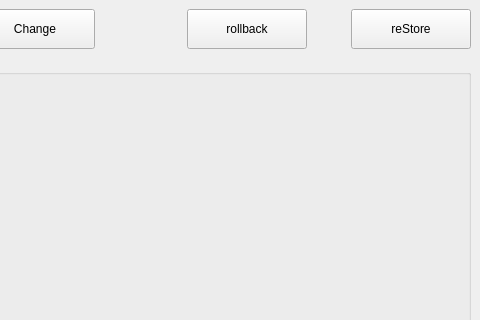
Old version of the form FileVersionManager/ui/mainwindow.ui in the repository ysc-233/FileVersionManager; both pictures show x 663 to 1143 and y 0 to 320 of the 1143 by 651 pixel window.
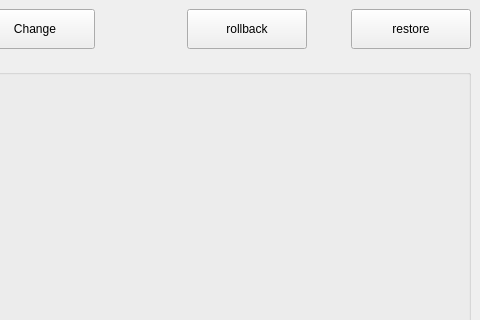
New version of the form.

Diff of the .ui file:
```diff
--- a/FileVersionManager/ui/mainwindow.ui
+++ b/FileVersionManager/ui/mainwindow.ui
@@ -115,7 +115,7 @@
        </size>
       </property>
       <property name="text">
-       <string>reStore</string>
+       <string>restore</string>
       </property>
      </widget>
     </item>
```
